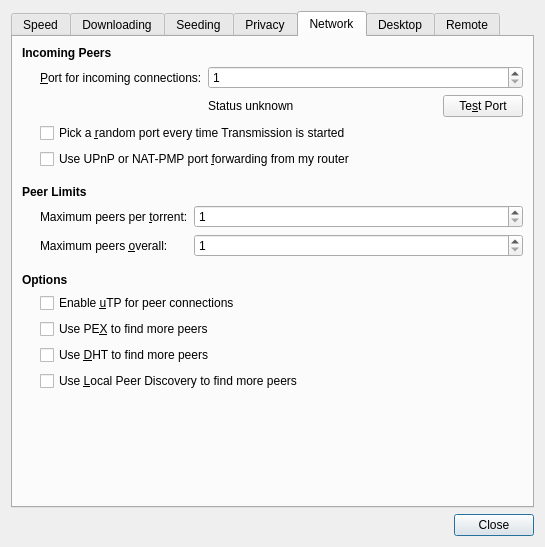
Qt form qt/PrefsDialog.ui (dausruddin/transmission) before a commit.
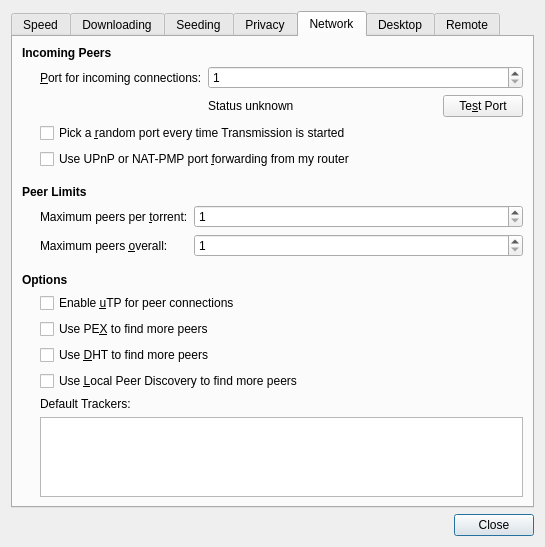
The same form after that commit. The open tabs and pages were chosen to show the change. Icons and pictures are not drawn. Custom widgets are drawn as their Qt base class.

Commit message: default trackers

Diff of the .ui file:
```diff
--- a/qt/PrefsDialog.ui
+++ b/qt/PrefsDialog.ui
@@ -951,6 +951,26 @@
            </property>
           </widget>
          </item>
+         <item>
+          <widget class="QLabel" name="defaultTrackersLabel">
+           <property name="toolTip">
+            <string>a list of default trackers to be added to new public torrents (and existing ones, after a reload)</string>
+           </property>
+           <property name="text">
+            <string>Default Trackers:</string>
+           </property>
+          </widget>
+         </item>
+         <item>
+          <widget class="QPlainTextEdit" name="defaultTrackersPlainTextEdit">
+           <property name="lineWrapMode">
+            <enum>QPlainTextEdit::NoWrap</enum>
+           </property>
+           <property name="plainText">
+            <string notr="true"/>
+           </property>
+          </widget>
+         </item>
         </layout>
        </item>
        <item>
```
The commit also changes 20 other files.
